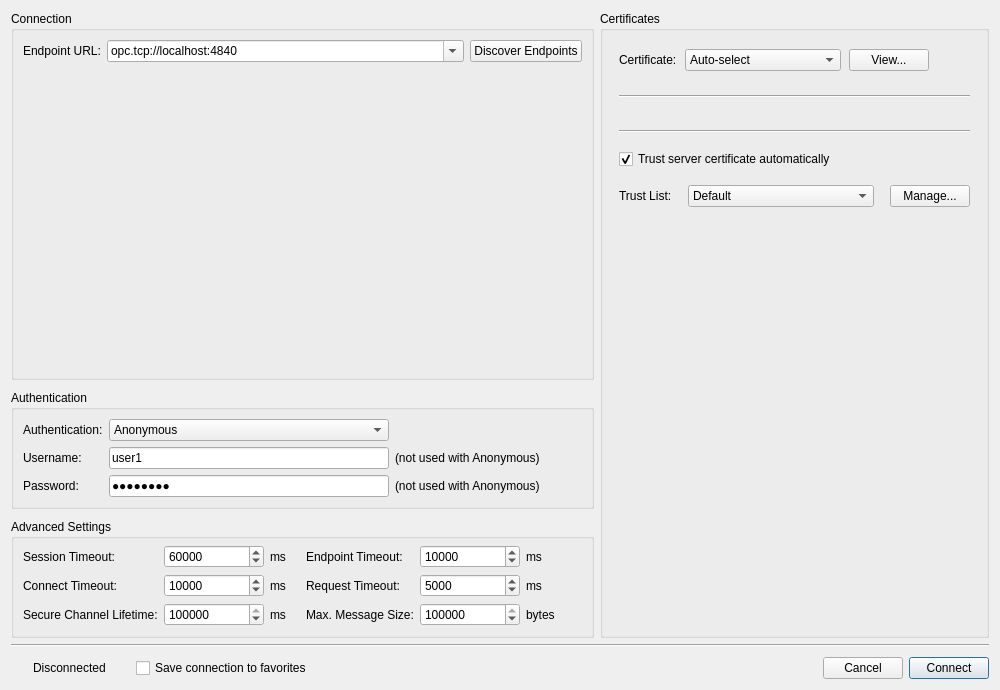
The window that src/dialogs/connectiondialog.ui (sanny32/OpenUaExplorer) describes before a commit, drawn with Qt 5.
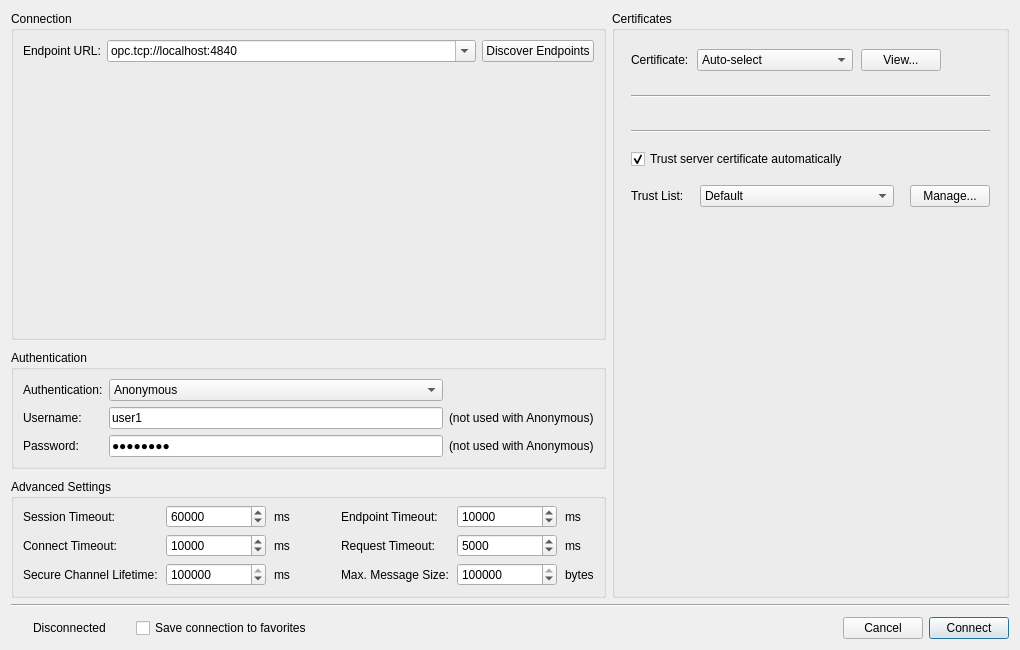
The same window after the commit. Icons and pictures are not drawn. Custom widgets are drawn as their Qt base class.

Commit message: feat: Update ConnectionDialog UI layout and add tests for minimum width and alignment

What changed in the file:
```diff
--- a/src/dialogs/connectiondialog.ui
+++ b/src/dialogs/connectiondialog.ui
@@ -6,16 +6,10 @@
    <rect>
     <x>0</x>
     <y>0</y>
-    <width>1000</width>
-    <height>690</height>
+    <width>1020</width>
+    <height>650</height>
    </rect>
   </property>
-  <property name="minimumSize">
-   <size>
-     <width>1000</width>
-    <height>620</height>
-   </size>
-  </property>
   <property name="windowTitle">
    <string>Connect to OPC UA Server</string>
   </property>
@@ -103,7 +97,7 @@
          <property name="title">
           <string>Authentication</string>
          </property>
-         <layout class="QGridLayout" name="authenticationLayout" columnstretch="0,0,0,1">
+         <layout class="QGridLayout" name="authenticationLayout" columnstretch="0,0,0">
           <item row="0" column="0">
            <widget class="QLabel" name="authenticationLabel">
             <property name="text">
@@ -216,7 +210,7 @@
           </property>
           <item>
            <widget class="QWidget" name="advancedContent" native="true">
-            <layout class="QHBoxLayout" name="horizontalLayout_8" stretch="1,1">
+            <layout class="QGridLayout" name="advancedGridLayout" columnstretch="0,0,0,1,0,0,0">
              <property name="leftMargin">
               <number>9</number>
              </property>
@@ -229,10 +223,11 @@
              <property name="bottomMargin">
               <number>9</number>
              </property>
-             <item>
-              <layout class="QFormLayout" name="formLayout_3">
-               <property name="rowWrapPolicy">
-                <enum>QFormLayout::RowWrapPolicy::DontWrapRows</enum>
+             <property name="horizontalSpacing">
+              <number>8</number>
+             </property>
+             <property name="verticalSpacing">
+              <number>6</number>
                </property>
                <item row="0" column="0">
                 <widget class="QLabel" name="sessionTimeoutLabel">
@@ -242,8 +237,6 @@
                 </widget>
                </item>
                <item row="0" column="1">
-                <layout class="QHBoxLayout" name="horizontalLayout_2">
-                 <item>
                   <widget class="QSpinBox" name="sessionTimeoutSpinBox">
                    <property name="minimumSize">
                     <size>
@@ -259,139 +252,21 @@
                    </property>
                   </widget>
                  </item>
-                 <item>
+             <item row="0" column="2">
                   <widget class="QLabel" name="sessionTimeoutUnitLabel">
                    <property name="text">
                     <string>ms</string>
                    </property>
                   </widget>
                  </item>
-                 <item>
-                  <spacer name="horizontalSpacer">
-                   <property name="orientation">
-                    <enum>Qt::Horizontal</enum>
-                   </property>
-                   <property name="sizeHint" stdset="0">
-                    <size>
-                     <width>40</width>
-                     <height>20</height>
-                    </size>
-                   </property>
-                  </spacer>
-                 </item>
-                </layout>
-               </item>
-               <item row="1" column="0">
-                <widget class="QLabel" name="connectTimeoutLabel">
-                 <property name="text">
-                  <string>Connect Timeout:</string>
-                 </property>
-                </widget>
-               </item>
-               <item row="1" column="1">
-                <layout class="QHBoxLayout" name="horizontalLayout_3">
-                 <item>
-                  <widget class="QSpinBox" name="connectTimeoutSpinBox">
-                   <property name="minimumSize">
-                    <size>
-                      <width>100</width>
-                     <height>0</height>
-                    </size>
-                   </property>
-                   <property name="maximum">
-                    <number>1000000</number>
-                   </property>
-                   <property name="value">
-                    <number>10000</number>
-                   </property>
-                  </widget>
-                 </item>
-                 <item>
-                  <widget class="QLabel" name="connectTimeoutUnitLabel">
-                   <property name="text">
-                    <string>ms</string>
-                   </property>
-                  </widget>
-                 </item>
-                 <item>
-                  <spacer name="horizontalSpacer_2">
-                   <property name="orientation">
-                    <enum>Qt::Horizontal</enum>
-                   </property>
-                   <property name="sizeHint" stdset="0">
-                    <size>
-                     <width>40</width>
-                     <height>20</height>
-                    </size>
-                   </property>
-                  </spacer>
-                 </item>
-                </layout>
-               </item>
-               <item row="2" column="0">
-                <widget class="QLabel" name="secureChannelLifetimeLabel">
-                 <property name="text">
-                  <string>Secure Channel Lifetime:</string>
-                 </property>
-                </widget>
-               </item>
-               <item row="2" column="1">
-                <layout class="QHBoxLayout" name="horizontalLayout_4">
-                 <item>
-                  <widget class="QSpinBox" name="secureChannelLifetimeSpinBox">
-                   <property name="minimumSize">
-                    <size>
-                      <width>100</width>
-                     <height>0</height>
-                    </size>
-                   </property>
-                   <property name="maximum">
-                    <number>1000000</number>
-                   </property>
-                   <property name="value">
-                    <number>600000</number>
-                   </property>
-                  </widget>
-                 </item>
-                 <item>
-                  <widget class="QLabel" name="secureChannelLifetimeUnitLabel">
-                   <property name="text">
-                    <string>ms</string>
-                   </property>
-                  </widget>
-                 </item>
-                 <item>
-                  <spacer name="horizontalSpacer_3">
-                   <property name="orientation">
-                    <enum>Qt::Horizontal</enum>
-                   </property>
-                   <property name="sizeHint" stdset="0">
-                    <size>
-                     <width>40</width>
-                     <height>20</height>
-                    </size>
-                   </property>
-                  </spacer>
-                 </item>
-                </layout>
-               </item>
-              </layout>
-             </item>
-             <item>
-              <layout class="QFormLayout" name="formLayout_2">
-               <property name="rowWrapPolicy">
-                <enum>QFormLayout::RowWrapPolicy::DontWrapRows</enum>
-               </property>
-               <item row="0" column="0">
+             <item row="0" column="4">
                 <widget class="QLabel" name="endpointTimeoutLabel">
                  <property name="text">
                   <string>Endpoint Timeout:</string>
                  </property>
                 </widget>
                </item>
-               <item row="0" column="1">
-                <layout class="QHBoxLayout" name="horizontalLayout_5">
-                 <item>
+             <item row="0" column="5">
                   <widget class="QSpinBox" name="endpointTimeoutSpinBox">
                    <property name="minimumSize">
                     <size>
@@ -407,38 +282,51 @@
                    </property>
                   </widget>
                  </item>
-                 <item>
+             <item row="0" column="6">
                   <widget class="QLabel" name="endpointTimeoutUnitLabel">
                    <property name="text">
                     <string>ms</string>
                    </property>
                   </widget>
                  </item>
-                 <item>
-                  <spacer name="horizontalSpacer_4">
-                   <property name="orientation">
-                    <enum>Qt::Horizontal</enum>
-                   </property>
-                   <property name="sizeHint" stdset="0">
+             <item row="1" column="0">
+              <widget class="QLabel" name="connectTimeoutLabel">
+               <property name="text">
+                <string>Connect Timeout:</string>
+               </property>
+              </widget>
+             </item>
+             <item row="1" column="1">
+              <widget class="QSpinBox" name="connectTimeoutSpinBox">
+               <property name="minimumSize">
                     <size>
-                     <width>40</width>
-                     <height>20</height>
-                    </size>
-                   </property>
-                  </spacer>
-                 </item>
-                </layout>
-               </item>
-               <item row="1" column="0">
+                 <width>100</width>
+                 <height>0</height>
+                </size>
+               </property>
+               <property name="maximum">
+                <number>1000000</number>
+               </property>
+               <property name="value">
+                <number>10000</number>
+               </property>
+              </widget>
+             </item>
+             <item row="1" column="2">
+              <widget class="QLabel" name="connectTimeoutUnitLabel">
+               <property name="text">
+                <string>ms</string>
+               </property>
+              </widget>
+             </item>
+             <item row="1" column="4">
                 <widget class="QLabel" name="requestTimeoutLabel">
                  <property name="text">
                   <string>Request Timeout:</string>
                  </property>
                 </widget>
                </item>
-               <item row="1" column="1">
-                <layout class="QHBoxLayout" name="horizontalLayout_6">
-                 <item>
+             <item row="1" column="5">
                   <widget class="QSpinBox" name="requestTimeoutSpinBox">
                    <property name="minimumSize">
                     <size>
@@ -454,38 +342,51 @@
                    </property>
                   </widget>
                  </item>
-                 <item>
+             <item row="1" column="6">
                   <widget class="QLabel" name="requestTimeoutUnitLabel">
                    <property name="text">
                     <string>ms</string>
                    </property>
                   </widget>
                  </item>
-                 <item>
-                  <spacer name="horizontalSpacer_5">
-                   <property name="orientation">
-                    <enum>Qt::Horizontal</enum>
-                   </property>
-                   <property name="sizeHint" stdset="0">
+             <item row="2" column="0">
+              <widget class="QLabel" name="secureChannelLifetimeLabel">
+               <property name="text">
+                <string>Secure Channel Lifetime:</string>
+               </property>
+              </widget>
+             </item>
+             <item row="2" column="1">
+              <widget class="QSpinBox" name="secureChannelLifetimeSpinBox">
+               <property name="minimumSize">
                     <size>
-                     <width>40</width>
-                     <height>20</height>
-                    </size>
-                   </property>
-                  </spacer>
-                 </item>
-                </layout>
-               </item>
-               <item row="2" column="0">
+                 <width>100</width>
+                 <height>0</height>
+                </size>
+               </property>
+               <property name="maximum">
+                <number>1000000</number>
+               </property>
+               <property name="value">
+                <number>600000</number>
+               </property>
+              </widget>
+             </item>
+             <item row="2" column="2">
+              <widget class="QLabel" name="secureChannelLifetimeUnitLabel">
+               <property name="text">
+                <string>ms</string>
+               </property>
+              </widget>
+             </item>
+             <item row="2" column="4">
                 <widget class="QLabel" name="maxMessageSizeLabel">
                  <property name="text">
                   <string>Max. Message Size:</string>
                  </property>
                 </widget>
                </item>
-               <item row="2" column="1">
-                <layout class="QHBoxLayout" name="horizontalLayout_7">
-                 <item>
+             <item row="2" column="5">
                   <widget class="QSpinBox" name="maxMessageSizeSpinBox">
                    <property name="minimumSize">
                     <size>
@@ -501,30 +402,13 @@
                    </property>
                   </widget>
                  </item>
-                 <item>
+             <item row="2" column="6">
                   <widget class="QLabel" name="maxMessageSizeUnitLabel">
                    <property name="text">
                     <string>bytes</string>
                    </property>
                   </widget>
                  </item>
-                 <item>
-                  <spacer name="horizontalSpacer_6">
-                   <property name="orientation">
-                    <enum>Qt::Horizontal</enum>
-                   </property>
-                   <property name="sizeHint" stdset="0">
-                    <size>
-                     <width>40</width>
-                     <height>20</height>
-                    </size>
-                   </property>
-                  </spacer>
-                 </item>
-                </layout>
-               </item>
-              </layout>
-             </item>
             </layout>
            </widget>
           </item>
@@ -852,16 +736,16 @@
   </layout>
  </widget>
  <customwidgets>
-  <customwidget>
-   <class>ColoredPushButton</class>
-   <extends>QPushButton</extends>
-   <header>widgets/coloredpushbutton.h</header>
-  </customwidget>
   <customwidget>
    <class>ThemedPushButton</class>
    <extends>QPushButton</extends>
    <header>widgets/themedpushbutton.h</header>
   </customwidget>
+  <customwidget>
+   <class>ColoredPushButton</class>
+   <extends>QPushButton</extends>
+   <header>widgets/coloredpushbutton.h</header>
+  </customwidget>
   <customwidget>
    <class>ThemedIconLabel</class>
    <extends>QLabel</extends>
```
Left out of the diff: 12 changed lines with no effect on the pictures. Lines whose indentation alone changed are shown as unchanged. The commit also changes 1 other file.
